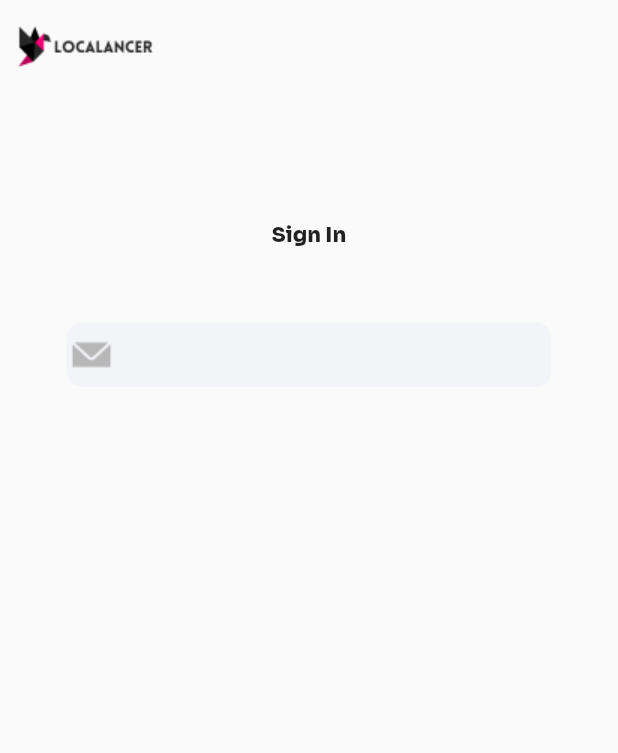
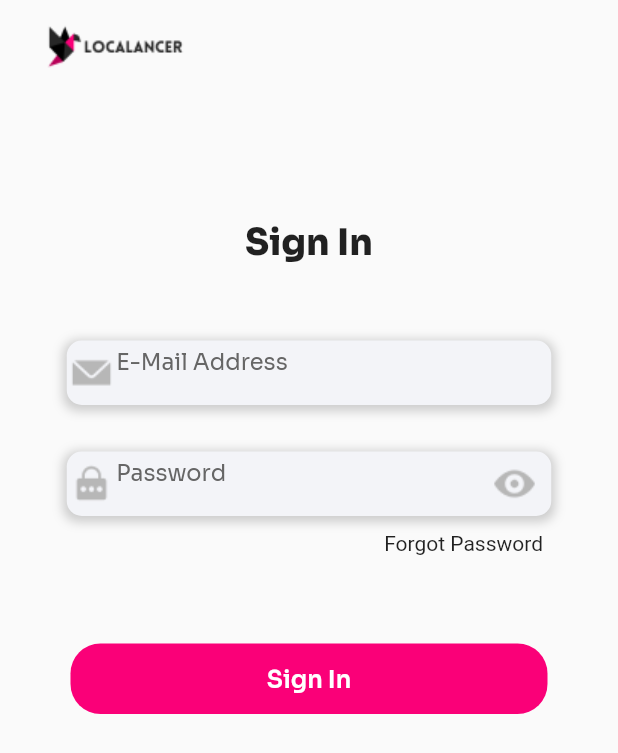
Before and after one commit to Izkumberdu/localancer, a Flutter app: the screen it shows after launch, on a phone screen of 412 x 824 dp. Shown: the top 753 px of the screen. Run offline on Flutter 3.47's test engine with Material 2 defaults, Android fonts, the light colour scheme and no system bars; our stand-ins replace google_fonts.

Commit message:
added sign in button

```diff
--- a/lib/Screens/login.dart
+++ b/lib/Screens/login.dart
@@ -13,21 +13,74 @@ class LoginPage extends StatelessWidget {
     SizeConfig sizeConfig = SizeConfig();
     sizeConfig.init(context);
     return Scaffold(
-      body: Column(
+      body: Padding(
+        padding: const EdgeInsets.symmetric(horizontal: 20.0),
+        child: Column(
           children: [
             Row(
               children: [
                 Container(
                   child: Image(image: AssetImage('assets/small-logo.png')),
-                  decoration: BoxDecoration())
+                  decoration: BoxDecoration(),
+                )
               ],
             ),
             SizedBox(
               height: 50,
             ),
-          Text('Sign In', style: GoogleFonts.sora(fontWeight: FontWeight.w900)),
+            Text('Sign In',
+                style: GoogleFonts.sora(
+                    fontWeight: FontWeight.w900, fontSize: 24)),
             SizedBox(
               height: 50,
+            ),
+            Column(
+              children: [
+                Row(
+                  mainAxisAlignment: MainAxisAlignment.center,
+                  children: [
+                    Container(
+                      height: 43,
+                      width: 323,
+                      decoration: BoxDecoration(
+                        borderRadius: BorderRadius.all(Radius.circular(10)),
+                        color: kLightGrey,
+                        boxShadow: [
+                          BoxShadow(
+                            color: Colors.grey.withOpacity(0.5),
+                            spreadRadius: 2,
+                            blurRadius: 5,
+                            offset: Offset(0, 2),
+                          ),
+                        ],
+                      ),
+                      child: Row(
+                        children: [
+                          Container(
+                            decoration: BoxDecoration(),
+                            child: Image(image: AssetImage('assets/email.png')),
+                          ),
+                          Expanded(
+                            child: Padding(
+                              padding: EdgeInsets.only(bottom: 10),
+                              child: TextFormField(
+                                decoration: InputDecoration(
+                                    hintText: 'E-Mail Address',
+                                    hintStyle: GoogleFonts.sora(
+                                        fontWeight: FontWeight.w400,
+                                        color: kGrey,
+                                        fontSize: 15),
+                                    border: InputBorder.none),
+                              ),
+                            ),
+                          ),
+                        ],
+                      ),
+                    )
+                  ],
+                ),
+                SizedBox(
+                  height: 31,
                 ),
                 Row(
                   mainAxisAlignment: MainAxisAlignment.center,
@@ -38,22 +91,102 @@ class LoginPage extends StatelessWidget {
                       decoration: BoxDecoration(
                         borderRadius: BorderRadius.all(Radius.circular(10)),
                         color: kLightGrey,
+                        boxShadow: [
+                          BoxShadow(
+                            color: Colors.grey.withOpacity(0.5),
+                            spreadRadius: 2,
+                            blurRadius: 5,
+                            offset: Offset(0, 2),
+                          ),
+                        ],
                       ),
                       child: Row(
+                        children: [
+                          Row(
                             children: [
                               Container(
                                 decoration: BoxDecoration(),
                                 child: Image(
-                        image: AssetImage('assets/email.png'),
+                                  image: AssetImage('assets/Password.png'),
                                 ),
                               ),
                             ],
                           ),
-              )
+                          Expanded(
+                            child: Padding(
+                              padding: EdgeInsets.only(bottom: 10),
+                              child: TextFormField(
+                                decoration: InputDecoration(
+                                  hintText: 'Password',
+                                  hintStyle: GoogleFonts.sora(
+                                    fontWeight: FontWeight.w400,
+                                    color: kGrey,
+                                    fontSize: 15,
+                                  ),
+                                  border: InputBorder.none,
+                                ),
+                              ),
+                            ),
+                          ),
+                          Spacer(),
+                          Container(
+                            padding: EdgeInsets.all(8),
+                            child: Image(
+                              image: AssetImage('assets/eye.png'),
+                            ),
+                          ),
+                        ],
+                      ),
+                    ),
+                  ],
+                ),
+                SizedBox(
+                  height: 10,
+                ),
+                Row(
+                  mainAxisAlignment: MainAxisAlignment.end,
+                  children: [
+                    Container(
+                      padding: EdgeInsets.only(right: 30),
+                      child: Text(
+                        'Forgot Password',
+                        style: TextStyle(),
+                      ),
+                    ),
+                  ],
+                ),
+                SizedBox(
+                  height: 59,
+                ),
+                Row(
+                  mainAxisAlignment: MainAxisAlignment.center,
+                  children: [
+                    Container(
+                      height: 47,
+                      width: 318,
+                      decoration: BoxDecoration(
+                        borderRadius: BorderRadius.all(Radius.circular(20)),
+                        color: kPink,
+                      ),
+                      child: Row(
+                        mainAxisAlignment: MainAxisAlignment.center,
+                        children: [
+                          Text('Sign In',
+                              style: GoogleFonts.sora(
+                                fontWeight: FontWeight.w600,
+                                color: Colors.white,
+                                fontSize: 16,
+                              ))
+                        ],
+                      ),
+                    ),
                   ],
                 )
               ],
             ),
+          ],
+        ),
+      ),
     );
   }
 }
--- a/lib/app_styles.dart
+++ b/lib/app_styles.dart
@@ -7,3 +7,4 @@ const Color kLightGrey = Color(0xFFF3F4F8);
 const Color kPink = Color(0xFFFA0078);
 const Color kMediumGrey = Color(0xFF808080);
 const Color kDarkBlue = Color(0xFF111828);
+const Color kGrey = Color(0xFF666666);
```
Lines whose indentation alone changed are shown as unchanged.
